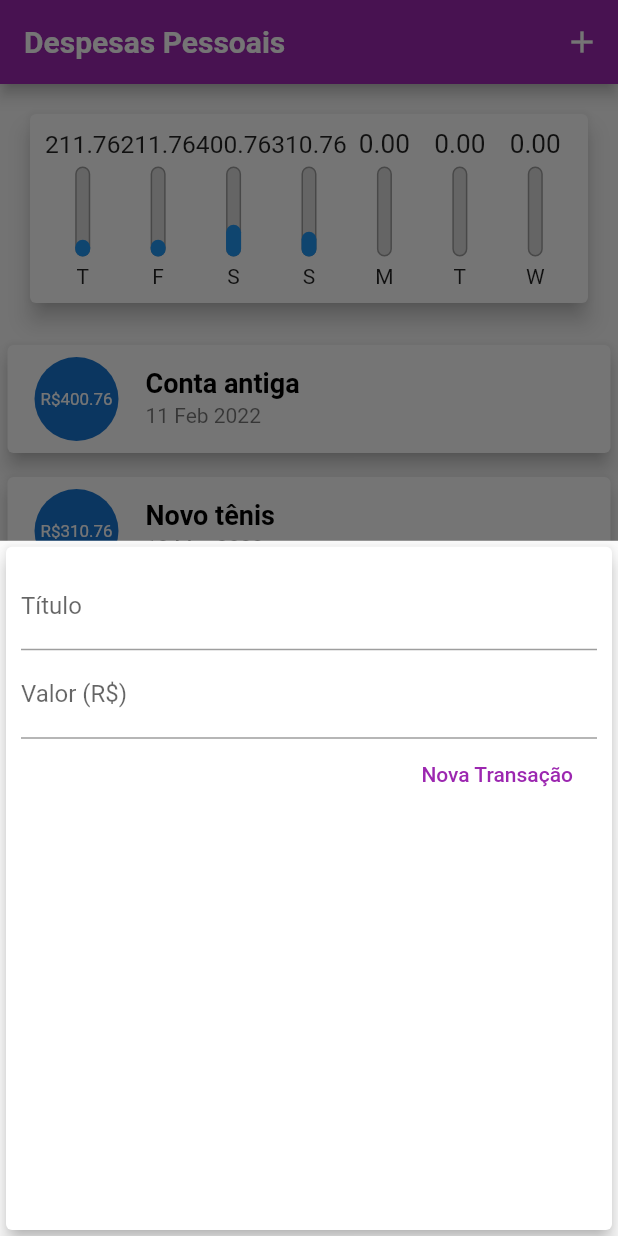
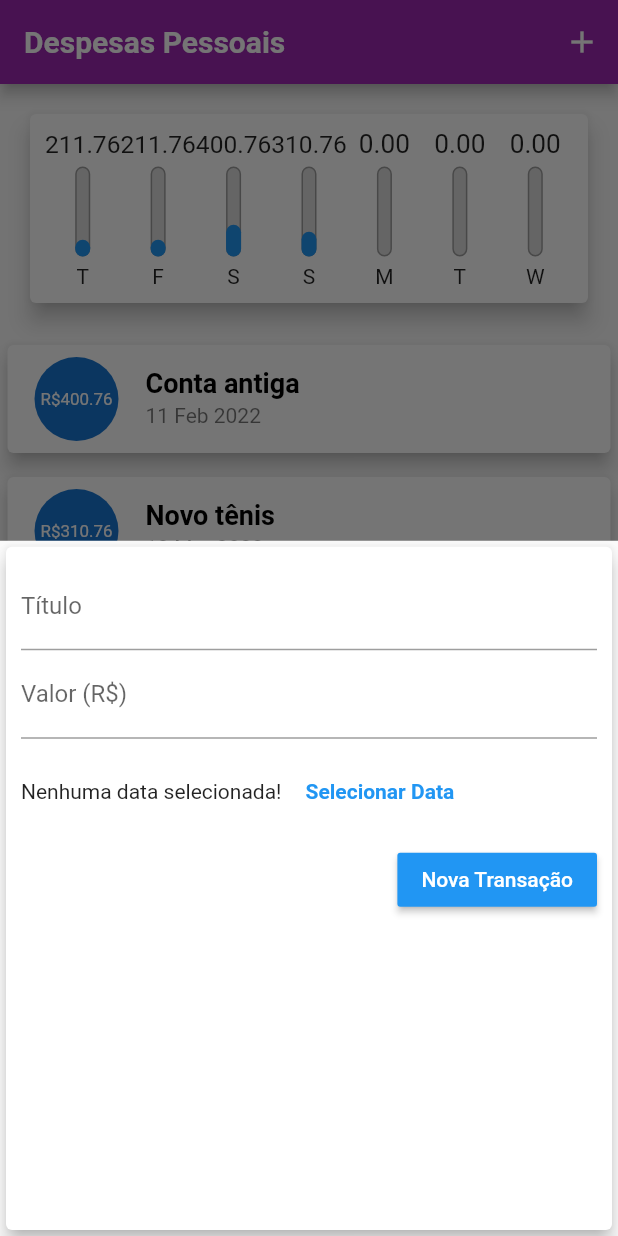
Before and after one commit to gbarros1994/expenses, a Flutter app: the screen it shows after launch, after a tap on the "add" icon, on a phone screen of 412 x 824 dp. Run offline on Flutter 3.47's test engine with Material 2 defaults, Android fonts, the phone set to English and light mode, and no system bars.

Commit message:
date message

```diff
--- a/lib/components/transaction_form.dart
+++ b/lib/components/transaction_form.dart
@@ -48,12 +48,28 @@ class _TransactionFormState extends State<TransactionForm> {
                 labelText: 'Valor (R\$)',
               ),
             ),
+            Container(
+              height: 70,
+              child: Row(
+                children: [
+                  Text('Nenhuma data selecionada!'),
+                  FlatButton(
+                    textColor: Theme.of(context).primaryColor,
+                    onPressed: () {},
+                    child: Text('Selecionar Data', style: TextStyle(
+                      fontWeight: FontWeight.bold
+                    ))
+                    )
+                ],
+              ),
+            ),
             Row(
               mainAxisAlignment: MainAxisAlignment.end,
               children: [
-                FlatButton(
+                RaisedButton(
                   child: Text('Nova Transação'),
-                  textColor: Colors.purple,
+                  color: Theme.of(context).primaryColor,
+                  textColor: Colors.white,
                   onPressed: _submitForm,
                 ),
               ],
--- a/lib/components/transaction_list.dart
+++ b/lib/components/transaction_list.dart
@@ -43,7 +43,7 @@ class TransactionList extends StatelessWidget {
             child: ListTile(
               leading: CircleAvatar(
                 radius: 30,
-                child: Padding(
+                child: Container(
                   padding: const EdgeInsets.all(6),
                   child: FittedBox(child: Text('R\$${tr.value}')),
                 ),
```
